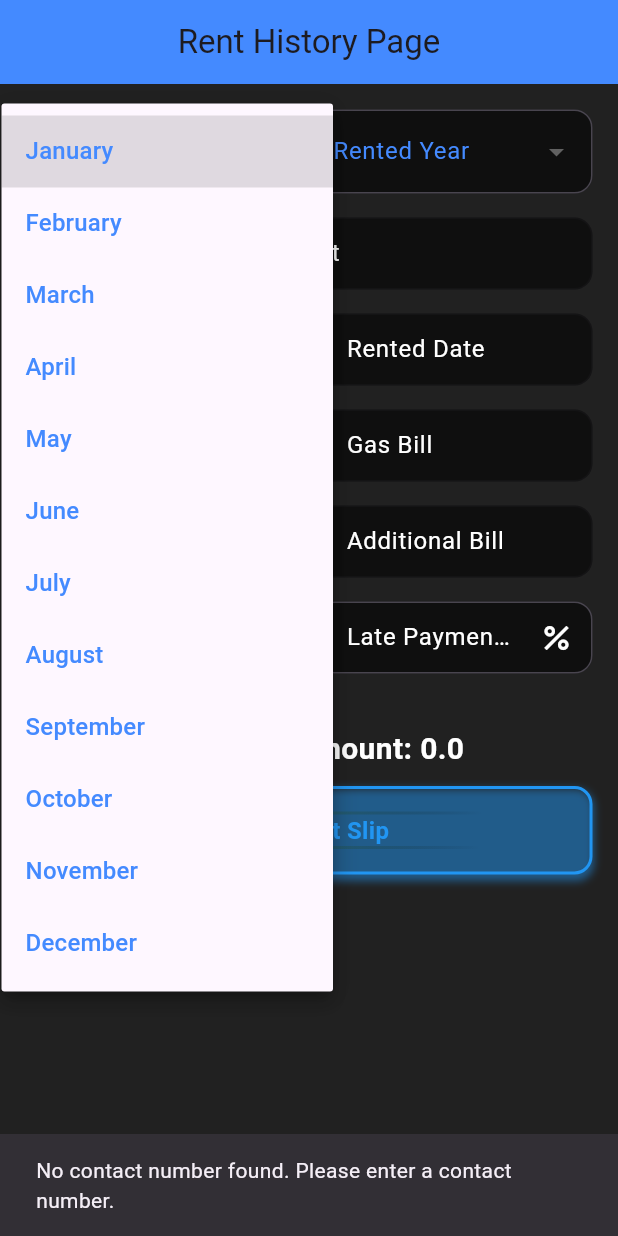
After one commit to hamimrockerz/House_Solution, a Flutter app: the UserRentHistoryPage screen opened by its route, after a tap on "Rented Month", on a phone screen of 412 x 824 dp. The commit adds this screen. Run offline on Flutter 3.47's test engine with Material 3 defaults, Android fonts, the phone set to English and light mode, and no system bars; our stand-ins replace firebase_core, firebase_database, firebase_storage, hexcolor, icons_plus, image_picker and 2 more; accounts and stored records are empty.

Commit message:
Renter Dashboard Design and User Payment History check

```diff
--- a/lib/main.dart
+++ b/lib/main.dart
@@ -3,6 +3,7 @@ import 'package:firebase_core/firebase_core.dart';
 import 'package:flutter/material.dart';
 import 'package:house_solution/profile.dart';
 import 'package:house_solution/rent_history.dart';
+import 'package:house_solution/rent_user_history.dart';
 import 'package:house_solution/renter_dashboard.dart';
 import 'package:house_solution/welcome_screen.dart';
 
@@ -60,6 +61,8 @@ class MyApp extends StatelessWidget {
         '/add_flat': (context) => const AddFlatPage(),
         '/house_rent_collect': (context) => const HouseRentCollectPage(),
         '/rent_history': (context) => const RentHistoryPage(),
+        '/rent_user_history': (context) => const UserRentHistoryPage(),
+
         '/garage_rent_details': (context) => const GarageRentDetailsPage(),
         '/garage_rent_collect': (context) => const GarageRentCollectPage(),
         '/garage_rent_history': (context) => const GarageRentHistoryPage(),
--- /dev/null
+++ b/lib/rent_user_history.dart
@@ -0,0 +1,519 @@
+import 'package:firebase_database/firebase_database.dart';
+import 'package:flutter/material.dart';
+import 'package:intl/intl.dart';
+import 'package:shared_preferences/shared_preferences.dart';
+
+import 'animate_button_add_house.dart';
+
+class UserRentHistoryPage extends StatefulWidget {
+  const UserRentHistoryPage({super.key});
+
+  @override
+  _UserRentHistoryPageState createState() => _UserRentHistoryPageState();
+}
+
+class _UserRentHistoryPageState extends State<UserRentHistoryPage>
+    with SingleTickerProviderStateMixin {
+  final GlobalKey<FormState> _formKey = GlobalKey<FormState>();
+  final TextEditingController _contactController = TextEditingController();
+  final TextEditingController _nameController = TextEditingController();
+  final TextEditingController _rentedDateController =
+  TextEditingController(); // Added Rented Date Controller
+
+  final TextEditingController _flatRentAmountController =
+  TextEditingController();
+  final TextEditingController _gasBillController = TextEditingController();
+  final TextEditingController _electricityBillController =
+  TextEditingController();
+  final TextEditingController _additionalBillController =
+  TextEditingController();
+  final TextEditingController _waterBillController = TextEditingController();
+  final TextEditingController _latePaymentFeeController =
+  TextEditingController();
+  final TextEditingController _totalPaidController = TextEditingController();
+  double totalPayableAmount = 0.0; // Class-level variable
+
+  String? selectedFlat;
+  List<String> flatOptions = []; // Replace with your flat options
+
+  // New variables for month and year selection
+  String? selectedMonth;
+  String? selectedYear;
+  List<String> monthOptions = [
+    'January',
+    'February',
+    'March',
+    'April',
+    'May',
+    'June',
+    'July',
+    'August',
+    'September',
+    'October',
+    'November',
+    'December',
+  ];
+  List<String> yearOptions = List.generate(
+      30, (index) => (2024 + index).toString()); // Example: 2024 to 2015
+
+  // Animation properties
+  late AnimationController _controller;
+  late Animation<double> _fadeAnimation;
+  late Animation<double> _scaleAnimation;
+
+  @override
+  void initState() {
+    super.initState();
+    _loadContactNumber();
+    // Initialize the AnimationController
+    _controller = AnimationController(
+      duration: const Duration(milliseconds: 300),
+      vsync: this,
+    );
+
+    // Initialize animations
+    _fadeAnimation = Tween<double>(begin: 0.0, end: 1.0).animate(_controller);
+    _scaleAnimation = Tween<double>(begin: 0.8, end: 1.0).animate(_controller);
+
+    // Start the animation
+    _controller.forward();
+
+    // Fetch total paid amount from database
+    double totalPayableAmount = 0.0; // New variable to hold the total payable amount
+  }
+
+
+  @override
+  void dispose() {
+    _controller.dispose();
+    super.dispose();
+  }
+
+  Future<void> _loadContactNumber() async {
+    SharedPreferences prefs = await SharedPreferences.getInstance();
+    String? storedContact = prefs.getString('contact');
+
+    if (storedContact != null) {
+      _contactController.text = storedContact;
+      await _fetchOwnerInformation(
+          storedContact); // Fetch data right after loading contact
+    } else {
+      ScaffoldMessenger.of(context).showSnackBar(
+        const SnackBar(content: Text(
+            'No contact number found. Please enter a contact number.')),
+      );
+    }
+  }
+
+  // Function to build text fields
+  Widget _buildTextField({
+    required TextEditingController controller,
+    required String label,
+    TextInputType keyboardType = TextInputType.text,
+    required String? Function(String?) validator,
+    Widget? suffixIcon,
+    bool enabled = false,
+    VoidCallback? onFieldSubmitted, // Callback for field submission
+  }) {
+    return Padding(
+      padding: const EdgeInsets.only(bottom: 16.0),
+      child: TextFormField(
+        controller: controller,
+        keyboardType: keyboardType,
+        decoration: InputDecoration(
+          labelText: label,
+          labelStyle: const TextStyle(color: Colors.white),
+          border: OutlineInputBorder(
+            borderRadius: BorderRadius.circular(12),
+            borderSide: const BorderSide(color: Colors.blueAccent, width: 2.0),
+          ),
+          filled: true,
+          fillColor: Colors.black54,
+          contentPadding: const EdgeInsets.symmetric(
+              horizontal: 16, vertical: 12),
+          suffixIcon: suffixIcon,
+        ),
+        enabled: enabled,
+        validator: validator,
+        onFieldSubmitted: (value) {
+          if (onFieldSubmitted != null) {
+            onFieldSubmitted(); // Call the passed function
+          }
+        },
+        style: const TextStyle(color: Colors.white),
+      ),
+    );
+  }
+
+
+  @override
+  Widget build(BuildContext context) {
+    return Scaffold(
+      backgroundColor: Colors.grey[900],
+      appBar: AppBar(
+        title: const Text('Rent History Page', style: TextStyle(fontSize: 22)),
+        centerTitle: true,
+        automaticallyImplyLeading: false,
+        backgroundColor: Colors.blueAccent,
+      ),
+      body: Padding(
+        padding: const EdgeInsets.all(17.0),
+        child: SingleChildScrollView(
+          child: Form(
+            key: _formKey,
+            child: Column(
+              crossAxisAlignment: CrossAxisAlignment.start,
+              children: [
+                // Row for Month and Year Dropdowns
+                Row(
+                  mainAxisAlignment: MainAxisAlignment.spaceBetween,
+                  children: [
+                    Expanded(
+                      child: Padding(
+                        padding: const EdgeInsets.only(right: 8.0),
+                        child: DropdownButtonFormField<String>(
+                          decoration: InputDecoration(
+                            labelText: 'Rented Month',
+                            labelStyle: const TextStyle(color: Colors.blueAccent),
+                            border: OutlineInputBorder(
+                              borderRadius: BorderRadius.circular(12),
+                              borderSide: const BorderSide(color: Colors.blueAccent, width: 2.0),
+                            ),
+                            filled: true,
+                            fillColor: Colors.black54,
+                          ),
+                          value: selectedMonth,
+                          items: monthOptions.map((month) {
+                            return DropdownMenuItem(
+                              value: month,
+                              child: Text(month, style: const TextStyle(color: Colors.blueAccent)),
+                            );
+                          }).toList(),
+                          onChanged: (value) {
+                            setState(() {
+                              selectedMonth = value;
+                            });
+                            // Automatically fetch data when month changes
+                            if (selectedYear != null && value != null) {
+                              _fetchOwnerInformation(_contactController.text.trim());
+                            }
+                          },
+                          validator: (value) {
+                            if (value == null) {
+                              return 'Please select a month.';
+                            }
+                            return null;
+                          },
+                        ),
+                      ),
+                    ),
+                    Expanded(
+                      child: DropdownButtonFormField<String>(
+                        decoration: InputDecoration(
+                          labelText: 'Rented Year',
+                          labelStyle: const TextStyle(color: Colors.blueAccent),
+                          border: OutlineInputBorder(
+                            borderRadius: BorderRadius.circular(12),
+                            borderSide: const BorderSide(color: Colors.blueAccent, width: 2.0),
+                          ),
+                          filled: true,
+                          fillColor: Colors.black54,
+                        ),
+                        value: selectedYear,
+                        items: yearOptions.map((year) {
+                          return DropdownMenuItem(
+                            value: year,
+                            child: Text(year, style: const TextStyle(color: Colors.blueAccent)),
+                          );
+                        }).toList(),
+                        onChanged: (value) {
+                          setState(() {
+                            selectedYear = value;
+                          });
+                          // Automatically fetch data when year changes
+                          if (selectedMonth != null && value != null) {
+                            _fetchOwnerInformation(_contactController.text.trim());
+                          }
+                        },
+                        validator: (value) {
+                          if (value == null) {
+                            return 'Please select a year.';
+                          }
+                          return null;
+                        },
+                      ),
+                    ),
+                  ],
+                ),
+                const SizedBox(height: 16.0), // Space before the contact field
+
+                // Contact TextField
+                _buildTextField(
+                  controller: _contactController,
+                  label: 'Enter The Renter Contact',
+                  keyboardType: TextInputType.phone,
+                  // Removed suffixIcon as requested
+                  validator: (value) {
+                    if (value == null || value.isEmpty || !RegExp(r'^\d{11}$').hasMatch(value)) {
+                      return 'Please enter a valid Contact (11 digits).';
+                    }
+                    return null; // Return null if validation passes
+                  },
+                  enabled: false, // Set enabled to false as requested
+                  onFieldSubmitted: () {
+                    String contact = _contactController.text.trim(); // Use the controller directly
+                    if (contact.length == 11) {
+                      _fetchOwnerInformation(contact);
+                    } else {
+                      ScaffoldMessenger.of(context).showSnackBar(
+                        const SnackBar(content: Text('Please enter a valid 11-digit contact.')),
+                      );
+                    }
+                  },
+                ),
+
+
+                // Name and Rented Date in the same row
+                Row(
+                  mainAxisAlignment: MainAxisAlignment.spaceBetween,
+                  children: [
+                    Expanded(
+                      child: _buildTextField(
+                        controller: _nameController,
+                        label: 'Renter Name',
+                        validator: (value) {
+                          // No validation needed; just return null
+                          return null; // Always valid, no message displayed
+                        },
+                        enabled: false, // Keep this disabled if you don't want the user to edit it
+                      ),
+                    ),
+                    const SizedBox(width: 10),
+                    Expanded(
+                      child: _buildTextField(
+                        controller: _rentedDateController,
+                        label: 'Rented Date',
+                        validator: (value) {
+                          if (value == null || value.isEmpty) {
+                            return 'Please enter a Rented Date.';
+                          }
+                          return null;
+                        },
+                        enabled: false,
+                      ),
+                    ),
+                  ],
+                ),
+
+                // Flat Rent Amount and Gas Bill in the same row
+                Row(
+                  mainAxisAlignment: MainAxisAlignment.spaceBetween,
+                  children: [
+                    Expanded(
+                      child: _buildTextField(
+                        controller: _flatRentAmountController,
+                        label: 'Flat Rent Amount',
+                        keyboardType: TextInputType.number,
+                        validator: (value) {
+                          if (value == null || value.isEmpty) {
+                            return 'Please enter a Flat Rent Amount.';
+                          }
+                          return null;
+                        },
+                        enabled: false,
+                      ),
+                    ),
+                    const SizedBox(width: 10),
+                    Expanded(
+                      child: _buildTextField(
+                        controller: _gasBillController,
+                        label: 'Gas Bill',
+                        keyboardType: TextInputType.number,
+                        validator: (value) {
+                          if (value == null || value.isEmpty) {
+                            return 'Please enter a Gas Bill.';
+                          }
+                          return null;
+                        },
+                        enabled: false,
+                      ),
+                    ),
+                  ],
+                ),
+
+                // Electricity Bill and Additional Bill in the same row
+                Row(
+                  mainAxisAlignment: MainAxisAlignment.spaceBetween,
+                  children: [
+                    Expanded(
+                      child: _buildTextField(
+                        controller: _electricityBillController,
+                        label: 'Electricity Bill',
+                        keyboardType: TextInputType.number,
+                        validator: (value) {
+                          if (value != null && value.isNotEmpty) {
+                            if (double.tryParse(value) == null) {
+                              return 'Please enter the amount Electricity Bill.';
+                            }
+                          }
+                          return null; // Return null to indicate no validation error
+                        },
+                        enabled: false,
+                      ),
+                    ),
+                    const SizedBox(width: 10),
+                    Expanded(
+                      child: _buildTextField(
+                        controller: _additionalBillController,
+                        label: 'Additional Bill',
+                        keyboardType: TextInputType.number,
+                        validator: (value) {
+                          if (value == null || value.isEmpty) {
+                            return 'Please enter an Additional Bill.';
+                          }
+                          return null;
+                        },
+                        enabled: false,
+                      ),
+                    ),
+                  ],
+                ),
+
+                // Water Bill and Late Payment Fee in the same row
+                Row(
+                  mainAxisAlignment: MainAxisAlignment.spaceBetween,
+                  children: [
+                    Expanded(
+                      child: _buildTextField(
+                        controller: _waterBillController,
+                        label: 'Water Bill',
+                        keyboardType: TextInputType.number,
+                        validator: (value) {
+                          if (value == null || value.isEmpty) {
+                            return 'Please enter a Water Bill.';
+                          }
+                          return null;
+                        },
+                        enabled: false,
+                      ),
+                    ),
+                    const SizedBox(width: 10),
+                    Expanded(
+                      child: _buildTextField(
+                        controller: _latePaymentFeeController,
+                        label: 'Late Payment Fee',
+                        keyboardType: TextInputType.number,
+                        validator: (value) {
+                          if (value == null || value.isEmpty) {
+                            return 'Please enter a Late Payment Fee.';
+                          }
+                          return null;
+                        },
+                        enabled: true,
+                        suffixIcon: const Icon(Icons.percent, color: Colors
+                            .white), // Add the percentage icon here
+                      ),
+                    ),
+
+                  ],
+                ),
+
+                // Total Payable Amount
+                Center(
+                  child: Column(
+                    children: [
+                      const SizedBox(height: 20), // Add some space
+                      Text(
+                        'Rent Paid Amount: $totalPayableAmount',
+                        // Use the variable directly
+                        style: const TextStyle(
+                          color: Colors.white,
+                          fontSize: 20,
+                          fontWeight: FontWeight.bold,
+                        ),
+                      ),
+                      const SizedBox(height: 10),
+                      Center(
+                        child: AnimatedButton(
+                          onPressed: _printRentDetails,
+                          // Call the function to save rent details
+                          text: "Print Rent Slip",
+                          // Button text
+                          buttonColor: Colors.blue, // Button color
+                        ),
+                      ),
+
+                    ],
+                  ),
+                ),
+              ],
+            ),
+          ),
+        ),
+      ),
+    );
+  }
+
+  void _printRentDetails() {
+    // Logic for printing rent details
+    print("Rent details printed"); // Replace with actual printing logic
+  }
+
+  Future<void> _fetchOwnerInformation(String contact) async {
+    if (selectedMonth != null && selectedYear != null) {
+      // Show loading dialog
+      showDialog(
+        context: context,
+        barrierDismissible: false,
+        builder: (context) => const Center(child: CircularProgressIndicator()),
+      );
+
+      String uniqueId = '$contact-$selectedMonth-$selectedYear';
+      DatabaseReference ref = FirebaseDatabase.instance.ref();
+
+      try {
+        DatabaseEvent event = await ref.child('Rent/$contact/$uniqueId').once();
+        DataSnapshot snapshot = event.snapshot;
+
+        if (snapshot.exists) {
+          Map<String, dynamic> rentData = Map<String, dynamic>.from(
+              snapshot.value as Map);
+
+          // Set values in controllers
+          _nameController.text = rentData['name'] ?? '';
+          String originalDate = rentData['date'] ?? '';
+          DateTime parsedDate = DateTime.parse(originalDate);
+          String formattedDate = DateFormat('yyyy-MM-dd').format(parsedDate);
+          _rentedDateController.text = formattedDate;
+          _flatRentAmountController.text =
+              rentData['flatRentAmount']?.toString() ?? '';
+          _gasBillController.text = rentData['gasBill']?.toString() ?? '';
+          _electricityBillController.text =
+              rentData['electricityBill']?.toString() ?? '';
+          _additionalBillController.text =
+              rentData['additionalBill']?.toString() ?? '';
+          _waterBillController.text = rentData['waterBill']?.toString() ?? '';
+          _latePaymentFeeController.text =
+              rentData['latePaymentFee']?.toString() ?? '';
+
+          // Close loading dialog
+          Navigator.pop(context);
+          setState(() {}); // Update UI
+        } else {
+          Navigator.pop(context);
+          ScaffoldMessenger.of(context).showSnackBar(const SnackBar(
+              content: Text(
+                  'No rent details found for this contact, month, and year.')));
+        }
+      } catch (e) {
+        Navigator.pop(context);
+        print("Error fetching rent information: $e");
+        ScaffoldMessenger.of(context).showSnackBar(
+            const SnackBar(content: Text('Failed to fetch rent details.')));
+      }
+    } else {
+      ScaffoldMessenger.of(context).showSnackBar(
+          const SnackBar(content: Text('Please select both month and year.')));
+    }
+  }
+}
--- a/lib/renter_dashboard.dart
+++ b/lib/renter_dashboard.dart
@@ -152,13 +152,11 @@ class _RenterDashboardState extends State<RenterDashboard>
                 padding: const EdgeInsets.all(20.0),
                 children: [
                   _buildAnimatedButton(context, 'View Houses', Icons.house, '/view_houses'),
-                  _buildAnimatedButton(context, 'My Rentals', Icons.list, '/my_rentals'),
-                  _buildAnimatedButton(context, 'Request Maintenance', Icons.build, '/maintenance_request'),
-                  _buildAnimatedButton(context, 'Pay Rent', Icons.attach_money, '/pay_rent'),
-                  _buildAnimatedButton(context, 'Profile', Icons.person, '/renter_profile'),
-                  _buildAnimatedButton(context, 'Settings', Icons.settings, '/settings'),
-                  _buildAnimatedButton(context, 'Help', Icons.help, '/help'),
-                  _buildAnimatedButton(context, 'Contact Support', Icons.contact_support, '/contact_support'),
+                  _buildAnimatedButton(context, 'Rent History', Icons.history, '/rent_user_history'),
+                  _buildAnimatedButton(context, 'Rent Pay', Icons.attach_money, '/house_rent_collect'),
+                  _buildAnimatedButton(context, 'Search House', Icons.search, '/search_house'),
+                  _buildAnimatedButton(context, 'Saved Search House', Icons.bookmark, '/saved_search_house'),
+
                 ],
               ),
             ),
```
